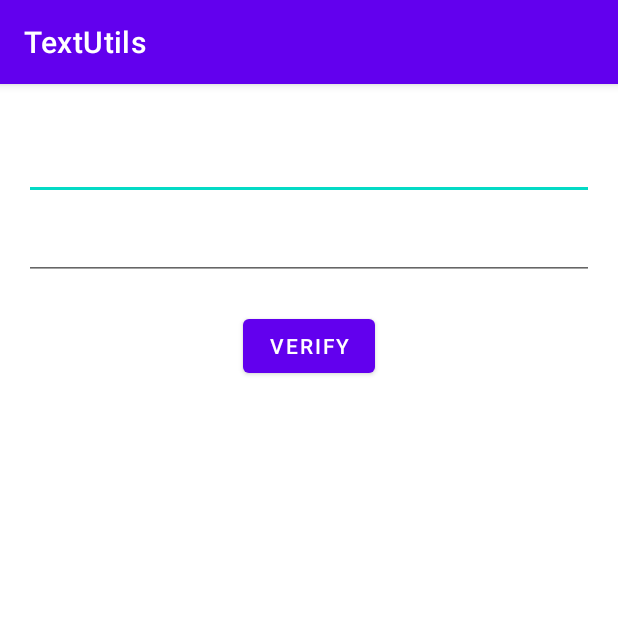
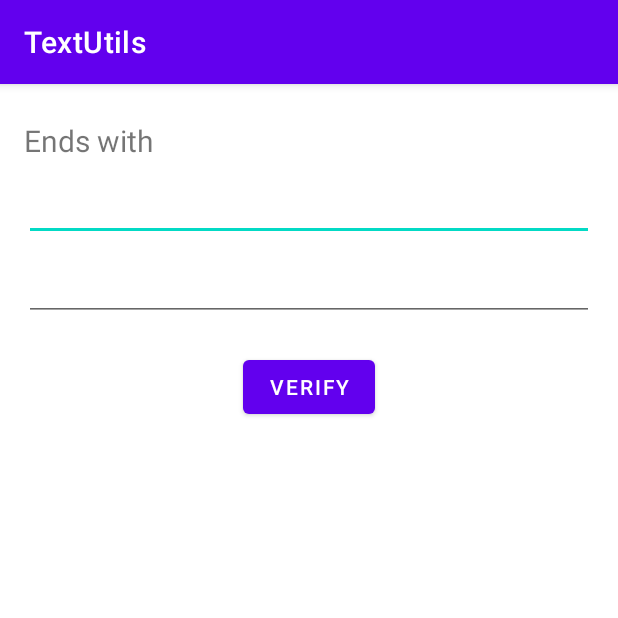
Before and after one commit to charan-teja-improve10x/TextUtils, an Android app: the EndsWithActivity screen opened directly, with no data from a screen before it, on a phone screen of 412 x 824 dp, the top half of it. Run offline under Robolectric (Android 15) with nearby library versions, the phone set to English and light mode, and no system bars.

Commit message:
Added text view component in three activities

```diff
--- a/app/src/main/res/layout/activity_ends_with.xml
+++ b/app/src/main/res/layout/activity_ends_with.xml
@@ -8,6 +8,13 @@
     android:orientation="vertical"
     android:padding="16dp"
     tools:context=".EndsWithActivity">
+
+    <TextView
+        android:id="@+id/textView12"
+        android:layout_width="match_parent"
+        android:layout_height="wrap_content"
+        android:text="Ends with"
+        android:textSize="20sp" />
 
     <EditText
         android:id="@+id/end_enter_txt"
@@ -42,4 +49,5 @@
         android:layout_marginTop="8dp"
         android:gravity="center_horizontal"
         tools:text="TextView" />
+
 </LinearLayout>
```
Also changed, not shown: app/src/main/java/com/improve10x/textutils/EndsWithActivity.java (+5 -4 lines), app/src/main/res/layout/activity_is_starts_with.xml (+7 -0 lines), app/src/main/res/layout/activity_replace.xml (+7 -0 lines).
